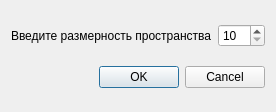
The window that uis/start_settings_window.ui (Ivanestver/Polymers_Gui) describes before a commit, drawn with Qt 5.
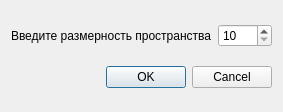
The same window after the commit.

Commit message: fix: максимальная размерность пространства расширена до 1000^n

The edit to the form file:
```diff
--- a/uis/start_settings_window.ui
+++ b/uis/start_settings_window.ui
@@ -29,7 +29,10 @@
         <number>10</number>
        </property>
        <property name="maximum">
-        <number>100</number>
+        <number>1000</number>
+       </property>
+       <property name="value">
+        <number>2</number>
        </property>
       </widget>
      </item>
```
The commit also changes 1 other file.
